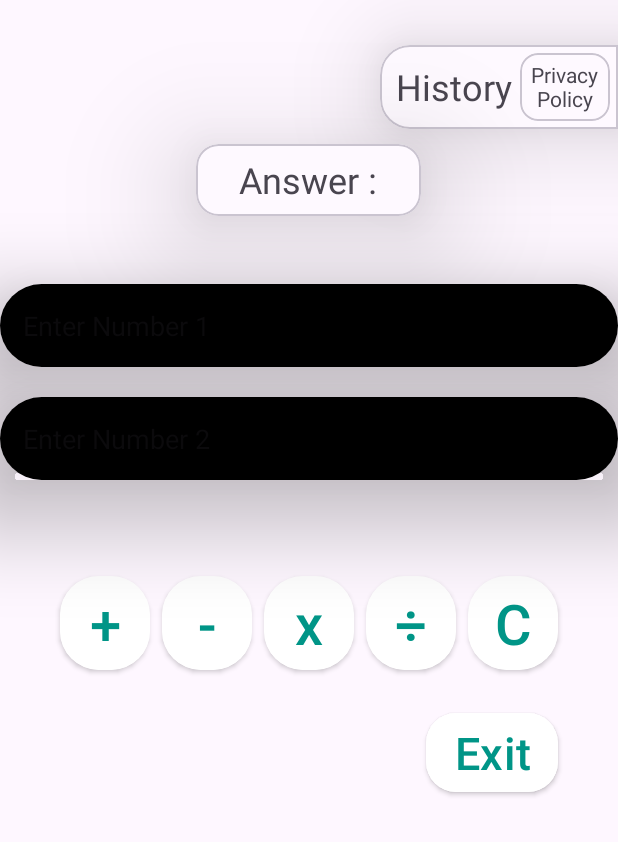
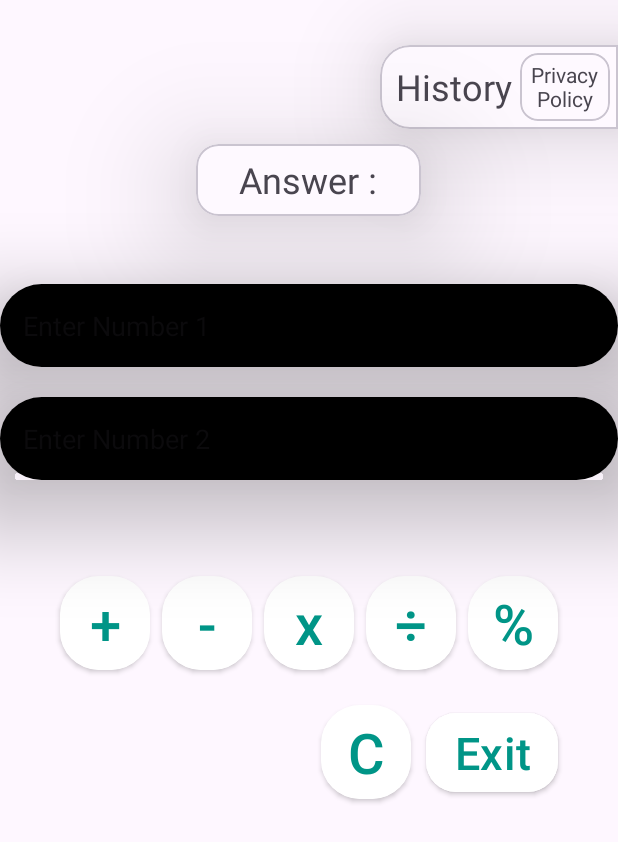
Before and after one commit to Tyagism/System-Calculator, an Android app: the screen it shows after launch (MainActivity), on a phone screen of 412 x 824 dp. Shown: the top 842 px of the screen. Run offline under Robolectric (Android 15) with nearby library versions, the phone set to English and light mode, and no system bars.

Commit message:
Percentage Functionality Added.

```diff
--- a/app/src/main/res/layout/activity_main.xml
+++ b/app/src/main/res/layout/activity_main.xml
@@ -272,17 +272,18 @@
                 android:layout_width="8dp"
                 android:layout_height="wrap_content" />
 
+
             <androidx.cardview.widget.CardView
                 android:layout_width="wrap_content"
                 android:layout_height="wrap_content"
                 app:cardCornerRadius="26dp">
 
                 <Button
-                    android:id="@+id/Clsbtn"
+                    android:id="@+id/percent"
                     android:layout_width="60dp"
                     android:layout_height="wrap_content"
                     android:padding="@dimen/cardview_default_radius"
-                    android:text="@string/clear"
+                    android:text="@string/percent"
                     android:backgroundTint="@color/background_color"
                     android:background="@color/background_color"
                     android:textColor="#009587"
@@ -306,6 +307,29 @@
             android:gravity="center"
             android:orientation="horizontal"
             tools:ignore="RtlHardcoded">
+
+            <Space
+                android:layout_width="10dp"
+                android:layout_height="wrap_content" />
+
+
+            <androidx.cardview.widget.CardView
+                android:layout_width="wrap_content"
+                android:layout_height="wrap_content"
+                app:cardCornerRadius="26dp">
+
+                <Button
+                    android:id="@+id/Clsbtn"
+                    android:layout_width="60dp"
+                    android:layout_height="wrap_content"
+                    android:padding="@dimen/cardview_default_radius"
+                    android:text="@string/clear"
+                    android:backgroundTint="@color/background_color"
+                    android:background="@color/background_color"
+                    android:textColor="#009587"
+                    android:textSize="37sp" />
+
+            </androidx.cardview.widget.CardView>
 
             <Space
                 android:layout_width="10dp"
--- a/app/src/main/res/values/strings.xml
+++ b/app/src/main/res/values/strings.xml
@@ -10,4 +10,5 @@
     <string name="clear">C</string>
     <string name="exit">Exit</string>
     <string name="history">History</string>
+    <string name="percent">%</string>
 </resources>
```
Also changed, not shown: app/src/main/java/cal/system/systemcalculator/MainActivity.kt (+21 -1 lines).
